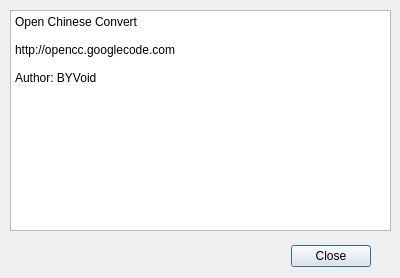
This is aboutdialog.ui in BYVoid/opencc-gui as Qt 5 draws it before an edit. The edited form follows.
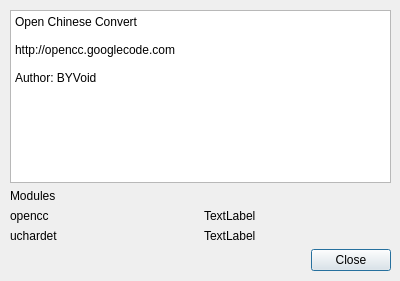
This is the edited form.

Commit message: Show modules info at about dialog.

Diff of the .ui file:
```diff
--- a/aboutdialog.ui
+++ b/aboutdialog.ui
@@ -7,47 +7,86 @@
     <x>0</x>
     <y>0</y>
     <width>400</width>
-    <height>278</height>
+    <height>281</height>
    </rect>
   </property>
   <property name="windowTitle">
    <string>About OpenCC</string>
   </property>
-  <widget class="QDialogButtonBox" name="buttonBox">
-   <property name="geometry">
-    <rect>
-     <x>30</x>
-     <y>240</y>
-     <width>341</width>
-     <height>32</height>
-    </rect>
-   </property>
-   <property name="orientation">
-    <enum>Qt::Horizontal</enum>
-   </property>
-   <property name="standardButtons">
-    <set>QDialogButtonBox::Close</set>
-   </property>
-  </widget>
-  <widget class="QPlainTextEdit" name="plainTextEdit">
+  <widget class="QWidget" name="verticalLayoutWidget">
    <property name="geometry">
     <rect>
      <x>10</x>
      <y>10</y>
      <width>381</width>
-     <height>221</height>
+     <height>261</height>
     </rect>
    </property>
-   <property name="readOnly">
-    <bool>true</bool>
-   </property>
-   <property name="plainText">
-    <string>Open Chinese Convert
+   <layout class="QVBoxLayout" name="verticalLayout">
+    <item>
+     <widget class="QPlainTextEdit" name="plainTextEdit">
+      <property name="readOnly">
+       <bool>true</bool>
+      </property>
+      <property name="plainText">
+       <string>Open Chinese Convert
 
 http://opencc.googlecode.com
 
 Author: BYVoid &lt;byvoid.kcp@gmail.com&gt;</string>
-   </property>
+      </property>
+     </widget>
+    </item>
+    <item>
+     <layout class="QGridLayout" name="gridLayout">
+      <item row="0" column="0">
+       <widget class="QLabel" name="lModules">
+        <property name="text">
+         <string>Modules</string>
+        </property>
+       </widget>
+      </item>
+      <item row="1" column="0">
+       <widget class="QLabel" name="lbOpencc">
+        <property name="text">
+         <string>opencc</string>
+        </property>
+       </widget>
+      </item>
+      <item row="2" column="0">
+       <widget class="QLabel" name="lbUchardet">
+        <property name="text">
+         <string>uchardet</string>
+        </property>
+       </widget>
+      </item>
+      <item row="1" column="1">
+       <widget class="QLabel" name="lOpencc">
+        <property name="text">
+         <string>TextLabel</string>
+        </property>
+       </widget>
+      </item>
+      <item row="2" column="1">
+       <widget class="QLabel" name="lUchardet">
+        <property name="text">
+         <string>TextLabel</string>
+        </property>
+       </widget>
+      </item>
+     </layout>
+    </item>
+    <item>
+     <widget class="QDialogButtonBox" name="buttonBox">
+      <property name="orientation">
+       <enum>Qt::Horizontal</enum>
+      </property>
+      <property name="standardButtons">
+       <set>QDialogButtonBox::Close</set>
+      </property>
+     </widget>
+    </item>
+   </layout>
   </widget>
  </widget>
  <resources/>
```
The commit also changes 2 other files.
